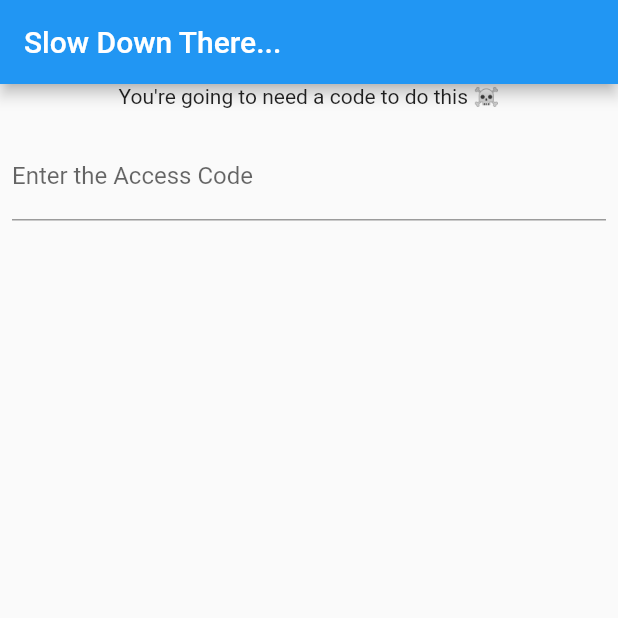
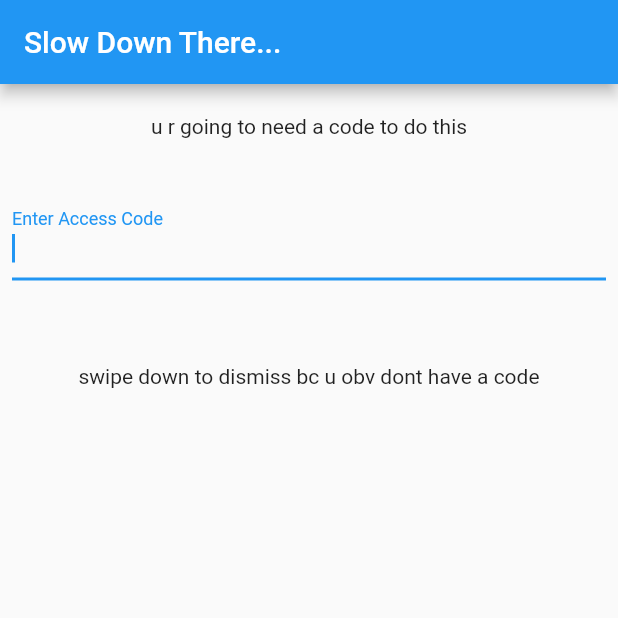
Before and after one commit to Firebolt9907/Zpp, a Flutter app: the MySettings screen opened directly, after a tap on "No Internet Connection", on a phone screen of 412 x 824 dp, the top half of it. Run offline on Flutter 3.47's test engine with Material 2 defaults, Android fonts, the phone set to English and light mode, and no system bars; our stand-ins replace connectivity_plus, page_transition, shared_preferences; missing offline and left inert: cupertino_list_tile; accounts and stored records are empty.

Commit message:
Update main.dart

```diff
--- a/lib/main.dart
+++ b/lib/main.dart
@@ -55,12 +55,14 @@ _devMode() async {
 }
 
 addBoolToSF(var bool) async {
+  print('wrote to prefs');
   SharedPreferences prefs = await SharedPreferences.getInstance();
   prefs.setBool('devModeOn', bool);
 }
 
 getBoolValuesSF() async {
   SharedPreferences prefs = await SharedPreferences.getInstance();
+  print("accessed prefs");
   //Return bool
   bool? devModeOn = prefs.getBool('devModeOn');
   return devModeOn;
@@ -75,11 +77,12 @@ class MyHome extends StatelessWidget {
       null;
     } else {
       await prefs.setBool('seen', true);
-      Navigator.push(
-          context,
-          CupertinoPageRoute(
-            builder: (context) => YourMomJokes(),
-          ));
+      print("first time");
+      // Navigator.push(
+      //     context,
+      //     CupertinoPageRoute(
+      //       builder: (context) => YourMomJokes(),
+      //     ));
     }
   }
 
@@ -145,26 +148,13 @@ class ActualHome extends StatelessWidget {
                 child: ListView(
                   children: [
                     CupertinoListTile(
-                        //leading: Icon(),
-                        title: const Text('Friend me on Roblox'),
-                        onTap: () => _launchURL(
-                            "https://www.roblox.com/users/690475268/profile")),
-                    CupertinoListTile(
-                        title: const Text('Join my Discord Server'),
-                        onTap: () =>
-                            _launchURL("https://discord.gg/HSmAerG2VX")),
-                    CupertinoListTile(
-                        title: const Text('Add me on Snapchat'),
-                        onTap: () => _launchURL(
-                            "https://www.snapchat.com/add/firebolt_9907?share_id=6bLdC4GNgg8&locale=en-US")),
-                    connectivityResult == ConnectivityResult.mobile
-                        ? const CupertinoListTile(
-                            title: Text('No Wifi Connection'))
-                        : const CupertinoListTile(
-                            title: const Text('Wifi Connected')),
+                      title: const Text("My Social"),
+                      onTap: () => Navigator.push(context,
+                          CupertinoPageRoute(builder: (context) => MySocial())),
+                    ),
                     CupertinoListTile(
                         title: Text('your mom jokes'),
-                        onTap: () => getBoolValuesSF() ?? true
+                        onTap: () => getBoolValuesSF() == true
                             ? Navigator.push(
                                 context,
                                 PageTransition(
@@ -206,6 +196,54 @@ class ActualHome extends StatelessWidget {
   }
 }
 
+class MySocial extends StatelessWidget {
+  MySocial({Key? key}) : super(key: key);
+
+  @override
+  Widget build(BuildContext context) {
+    // MediaQueryData(textScaleFactor: MediaQuery.textScaleFactorOf(context));
+    return Dismissible(
+        direction: DismissDirection.down,
+        key: const Key('key'),
+        onDismissed: (_) => Navigator.of(context).pop(),
+        child: CupertinoPageScaffold(
+            navigationBar: const CupertinoNavigationBar(
+              middle: const Text('Social Links'),
+              automaticallyImplyLeading: true,
+              previousPageTitle: "Home",
+            ),
+            child: Container(
+                padding: const EdgeInsets.all(20),
+                child: ClipRRect(
+                    borderRadius: BorderRadius.circular(8.0),
+                    child: ListView(
+                      children: [
+                        CupertinoListTile(
+                            //leading: Icon(),
+                            title: const Text('Friend me on Roblox'),
+                            onTap: () => _launchURL(
+                                "https://www.roblox.com/users/690475268/profile")),
+                        CupertinoListTile(
+                            title: const Text('Join my Discord Server'),
+                            onTap: () =>
+                                _launchURL("https://discord.gg/HSmAerG2VX")),
+                        CupertinoListTile(
+                            title: const Text('Add me on Snapchat'),
+                            onTap: () => _launchURL(
+                                "https://www.snapchat.com/add/firebolt_9907?share_id=6bLdC4GNgg8&locale=en-US")),
+                        CupertinoListTile(
+                            title: const Text('Look at me on Minecraft'),
+                            onTap: () => _launchURL(
+                                "https://namemc.com/profile/Firebolt_9907.1")),
+                        CupertinoListTile(
+                            title: const Text('Subscribe to me on YouTube'),
+                            onTap: () => _launchURL(
+                                "https://www.youtube.com/channel/UChcPleeg20FGQP2v3sz9MDQ")),
+                      ],
+                    )))));
+  }
+}
+
 class MySettings extends StatelessWidget {
   MySettings({Key? key}) : super(key: key);
 
@@ -228,7 +266,7 @@ class MySettings extends StatelessWidget {
             onTap: () => Navigator.push(
                 context,
                 PageTransition(
-                    type: PageTransitionType.leftToRight, child: DevConfirm())),
+                    type: PageTransitionType.bottomToTop, child: DevConfirm())),
           ),
         ]));
   }
@@ -239,7 +277,11 @@ class DevConfirm extends StatelessWidget {
 
   @override
   Widget build(BuildContext context) {
-    return MaterialApp(
+    return Dismissible(
+        direction: DismissDirection.down,
+        key: const Key('key'),
+        onDismissed: (_) => Navigator.of(context).pop(),
+        child: MaterialApp(
             themeMode: ThemeMode.system,
             home: Scaffold(
                 appBar: AppBar(
@@ -247,19 +289,26 @@ class DevConfirm extends StatelessWidget {
                 ),
                 body: Column(
                   children: [
-                Text("You're going to need a code to do this ☠️"),
+                    const Padding(
+                        padding: EdgeInsets.symmetric(vertical: 20),
+                        child: Text("u r going to need a code to do this")),
                     Padding(
-                  padding:
-                      const EdgeInsets.symmetric(horizontal: 8, vertical: 16),
+                      padding: const EdgeInsets.symmetric(
+                          horizontal: 8, vertical: 16),
                       child: TextFormField(
                         decoration: const InputDecoration(
                           border: UnderlineInputBorder(),
-                      labelText: 'Enter the Access Code',
+                          labelText: 'Enter Access Code',
+                        ),
+                        autofocus: true,
                       ),
                     ),
-                ),
+                    const Padding(
+                        padding: EdgeInsets.symmetric(vertical: 40),
+                        child: Text(
+                            "swipe down to dismiss bc u obv dont have a code")),
                   ],
-            )));
+                ))));
   }
 }
 
@@ -337,7 +386,7 @@ class EmbarrasingDate extends StatelessWidget {
         child: ListView(children: [
           Padding(
               padding: const EdgeInsets.all(25.0),
-              child: getBoolValuesSF() ?? true
+              child: getBoolValuesSF() == true
                   ? const Text(
                       "Y'all think I'm good enough to get a date 🤣 i dont have a life i spent way too long making stuff like this")
                   : Text(
```
Lines whose indentation alone changed are shown as unchanged.
